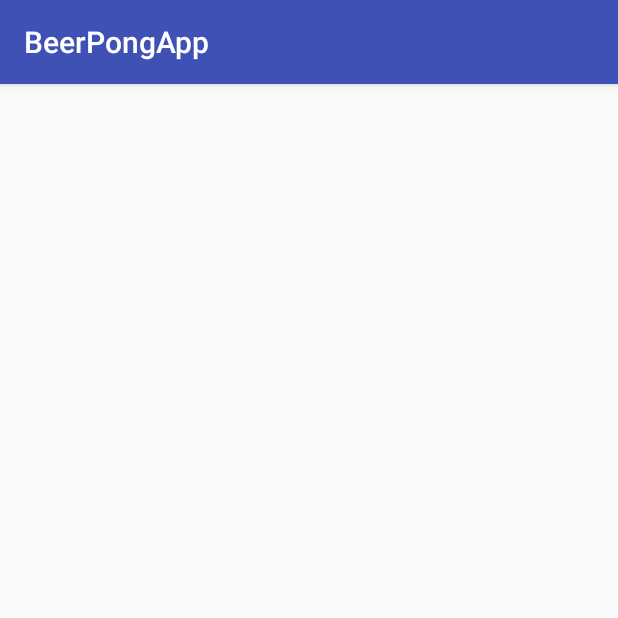
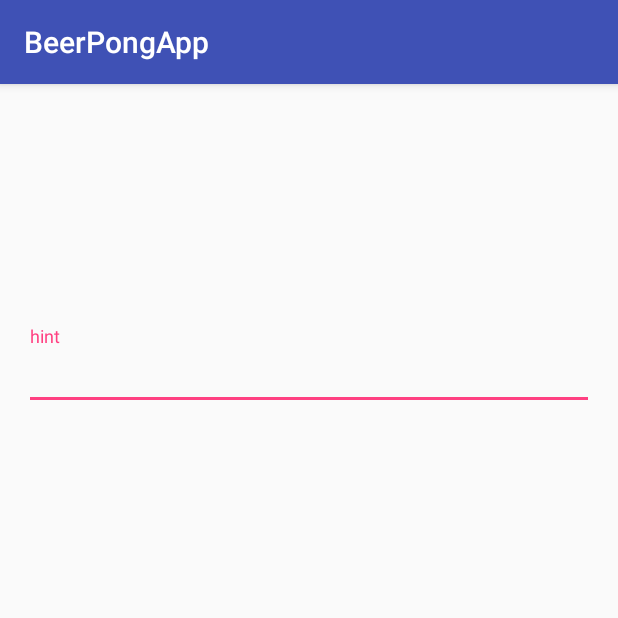
Before and after one commit to JacobSogaard/BeerPongApp, an Android app: the add_teams_activity screen opened directly, with no data from a screen before it, on a phone screen of 412 x 824 dp, the top half of it. Run offline under Robolectric (Android 15) with nearby library versions, the phone set to English and light mode, and no system bars.

Commit message:
Minimal 'work'...

```diff
--- a/app/build.gradle
+++ b/app/build.gradle
@@ -25,4 +25,5 @@ dependencies {
     testImplementation 'junit:junit:4.12'
     androidTestImplementation 'com.android.support.test:runner:1.0.1'
     androidTestImplementation 'com.android.support.test.espresso:espresso-core:3.0.1'
+    implementation 'com.android.support:design:27.1.0'
 }
--- a/app/src/main/res/layout/activity_add_teams_activity.xml
+++ b/app/src/main/res/layout/activity_add_teams_activity.xml
@@ -6,4 +6,22 @@
     android:layout_height="match_parent"
     tools:context=".add_teams_activity">
 
+    <android.support.design.widget.TextInputLayout
+        android:layout_width="match_parent"
+        android:layout_height="wrap_content"
+        android:layout_marginBottom="422dp"
+        android:layout_marginEnd="16dp"
+        android:layout_marginStart="16dp"
+        android:layout_marginTop="32dp"
+        app:layout_constraintBottom_toBottomOf="parent"
+        app:layout_constraintEnd_toEndOf="parent"
+        app:layout_constraintStart_toStartOf="parent"
+        app:layout_constraintTop_toTopOf="parent">
+
+        <android.support.design.widget.TextInputEditText
+            android:id="@+id/teamNameTin"
+            android:layout_width="match_parent"
+            android:layout_height="wrap_content"
+            android:hint="hint" />
+    </android.support.design.widget.TextInputLayout>
 </android.support.constraint.ConstraintLayout>
--- a/app/src/main/res/values/strings.xml
+++ b/app/src/main/res/values/strings.xml
@@ -1,3 +1,4 @@
 <resources>
     <string name="app_name">BeerPongApp</string>
+    <string name="hint">hint</string>
 </resources>
--- a/app/src/main/res/values/styles.xml
+++ b/app/src/main/res/values/styles.xml
@@ -7,5 +7,7 @@
         <item name="colorPrimaryDark">@color/colorPrimaryDark</item>
         <item name="colorAccent">@color/colorAccent</item>
     </style>
+    <item name="visible" type="id"/>
+    <item name="masked" type="id"/>
 
 </resources>
```
